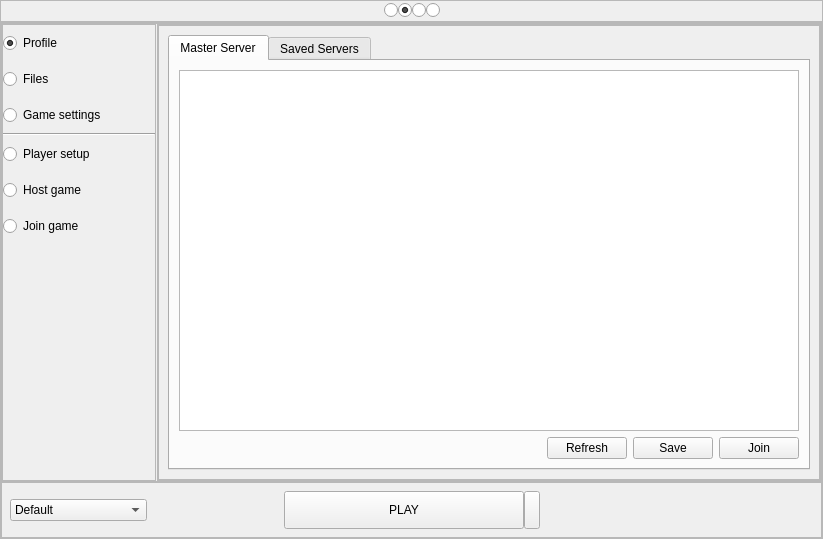
Before: the Qt Designer form launcher.ui in HitCoder9768/LauncherBlast2-reBoot, drawn with Qt 5.
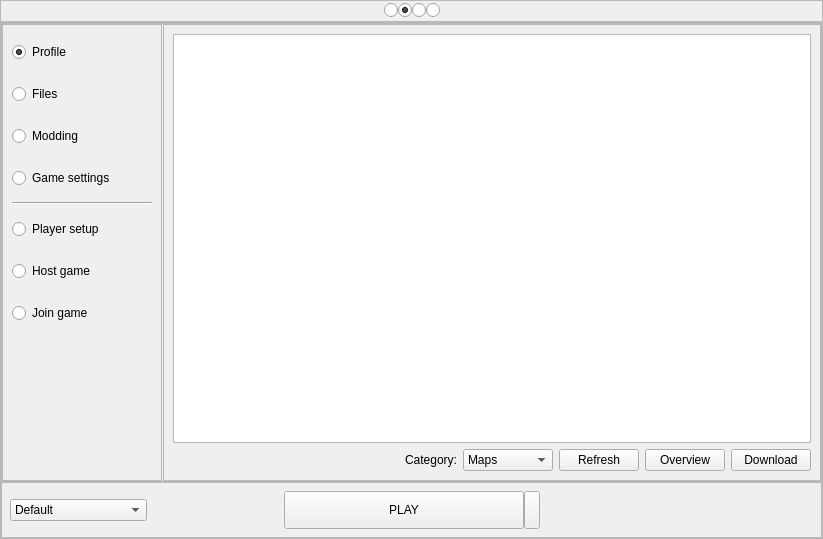
After: the same form once the commit is applied. Icons and pictures are not drawn.

```diff
--- a/launcher.ui
+++ b/launcher.ui
@@ -361,21 +361,6 @@
                   <enum>QFrame::Raised</enum>
                  </property>
                  <layout class="QVBoxLayout" name="verticalLayout_2">
-                  <property name="spacing">
-                   <number>0</number>
-                  </property>
-                  <property name="leftMargin">
-                   <number>0</number>
-                  </property>
-                  <property name="topMargin">
-                   <number>0</number>
-                  </property>
-                  <property name="rightMargin">
-                   <number>0</number>
-                  </property>
-                  <property name="bottomMargin">
-                   <number>0</number>
-                  </property>
                   <item>
                    <widget class="QRadioButton" name="ProfileTabButton">
                     <property name="minimumSize">
@@ -405,6 +390,25 @@
                     </property>
                    </widget>
                   </item>
+                  <item>
+                   <widget class="QRadioButton" name="ModdingTabButton">
+                    <property name="minimumSize">
+                     <size>
+                      <width>0</width>
+                      <height>36</height>
+                     </size>
+                    </property>
+                    <property name="text">
+                     <string>Modding</string>
+                    </property>
+                    <property name="iconSize">
+                     <size>
+                      <width>32</width>
+                      <height>32</height>
+                     </size>
+                    </property>
+                   </widget>
+                  </item>
                   <item>
                    <widget class="QRadioButton" name="GameSettingsTabButton">
                     <property name="minimumSize">
@@ -511,7 +515,7 @@
                   <item>
                    <widget class="QStackedWidget" name="GameContentStackedWidget">
                     <property name="currentIndex">
-                     <number>5</number>
+                     <number>6</number>
                     </property>
                     <widget class="QWidget" name="ProfilePage">
                      <layout class="QVBoxLayout" name="verticalLayout_10">
@@ -2232,8 +2236,8 @@
                           <rect>
                            <x>0</x>
                            <y>0</y>
-                           <width>659</width>
-                           <height>420</height>
+                           <width>646</width>
+                           <height>411</height>
                           </rect>
                          </property>
                          <property name="styleSheet">
@@ -2498,6 +2502,87 @@
                       </item>
                      </layout>
                     </widget>
+                    <widget class="QWidget" name="ModdingPage">
+                     <layout class="QVBoxLayout" name="verticalLayout_17">
+                      <item>
+                       <widget class="QListWidget" name="ModsList"/>
+                      </item>
+                      <item>
+                       <layout class="QHBoxLayout" name="horizontalLayout_19">
+                        <item>
+                         <spacer name="horizontalSpacer_7">
+                          <property name="orientation">
+                           <enum>Qt::Horizontal</enum>
+                          </property>
+                          <property name="sizeHint" stdset="0">
+                           <size>
+                            <width>40</width>
+                            <height>20</height>
+                           </size>
+                          </property>
+                         </spacer>
+                        </item>
+                        <item>
+                         <widget class="QLabel" name="label_6">
+                          <property name="text">
+                           <string>Category:</string>
+                          </property>
+                         </widget>
+                        </item>
+                        <item>
+                         <widget class="QComboBox" name="ModTypeButton">
+                          <item>
+                           <property name="text">
+                            <string>Maps</string>
+                           </property>
+                          </item>
+                          <item>
+                           <property name="text">
+                            <string>Lua</string>
+                           </property>
+                          </item>
+                          <item>
+                           <property name="text">
+                            <string>Characters</string>
+                           </property>
+                          </item>
+                          <item>
+                           <property name="text">
+                            <string>Misc</string>
+                           </property>
+                          </item>
+                          <item>
+                           <property name="text">
+                            <string>Assets</string>
+                           </property>
+                          </item>
+                         </widget>
+                        </item>
+                        <item>
+                         <widget class="QPushButton" name="RefreshModsButton">
+                          <property name="text">
+                           <string>Refresh</string>
+                          </property>
+                         </widget>
+                        </item>
+                        <item>
+                         <widget class="QPushButton" name="InfoButton">
+                          <property name="text">
+                           <string>Overview</string>
+                          </property>
+                         </widget>
+                        </item>
+                        <item>
+                         <widget class="QPushButton" name="DownloadModButton">
+                          <property name="text">
+                           <string>Download</string>
+                          </property>
+                         </widget>
+                        </item>
+                       </layout>
+                      </item>
+                     </layout>
+                    </widget>
                    </widget>
                   </item>
                  </layout>
```
Left out of the diff: 16 changed lines with no effect on the pictures.
